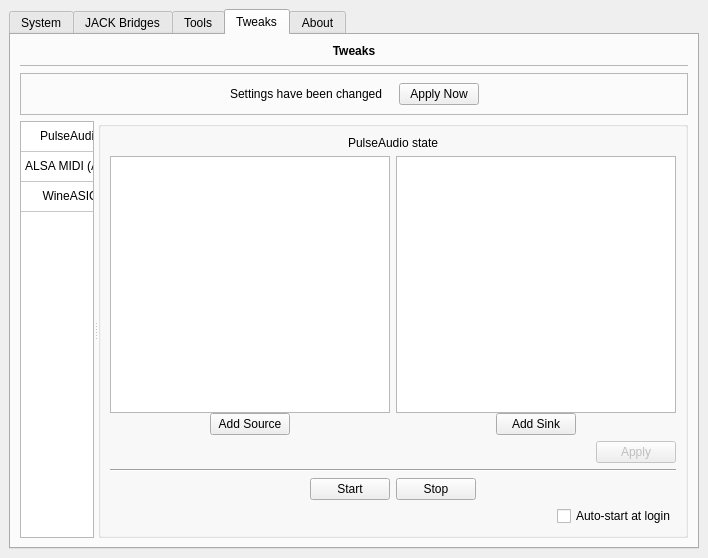
This is resources/ui/caleson.ui in LADI/Cadence as Qt 5 draws it before an edit. The edited form follows.
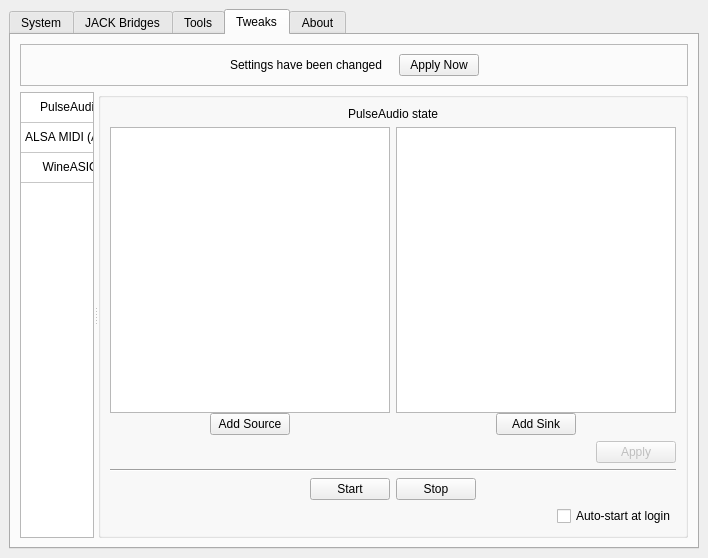
This is the edited form. Icons and pictures are not drawn. Custom widgets are drawn as their Qt base class.

Commit message: add icons to tweaks entries

```diff
--- a/resources/ui/caleson.ui
+++ b/resources/ui/caleson.ui
@@ -1294,36 +1294,6 @@
         <string>Tweaks</string>
        </attribute>
        <layout class="QVBoxLayout" name="verticalLayout_15">
-        <item>
-         <widget class="QLabel" name="label_tweaks">
-          <property name="font">
-           <font>
-            <pointsize>9</pointsize>
-            <weight>75</weight>
-            <bold>true</bold>
-           </font>
-          </property>
-          <property name="text">
-           <string>Tweaks</string>
-          </property>
-          <property name="alignment">
-           <set>Qt::AlignCenter</set>
-          </property>
-         </widget>
-        </item>
-        <item>
-         <widget class="Line" name="line_tweaks">
-          <property name="lineWidth">
-           <number>0</number>
-          </property>
-          <property name="midLineWidth">
-           <number>1</number>
-          </property>
-          <property name="orientation">
-           <enum>Qt::Horizontal</enum>
-          </property>
-         </widget>
-        </item>
         <item>
          <widget class="QFrame" name="frame_tweaks_settings">
           <property name="frameShape">
```
Left out of the diff: 6 changed lines with no effect on the pictures.
